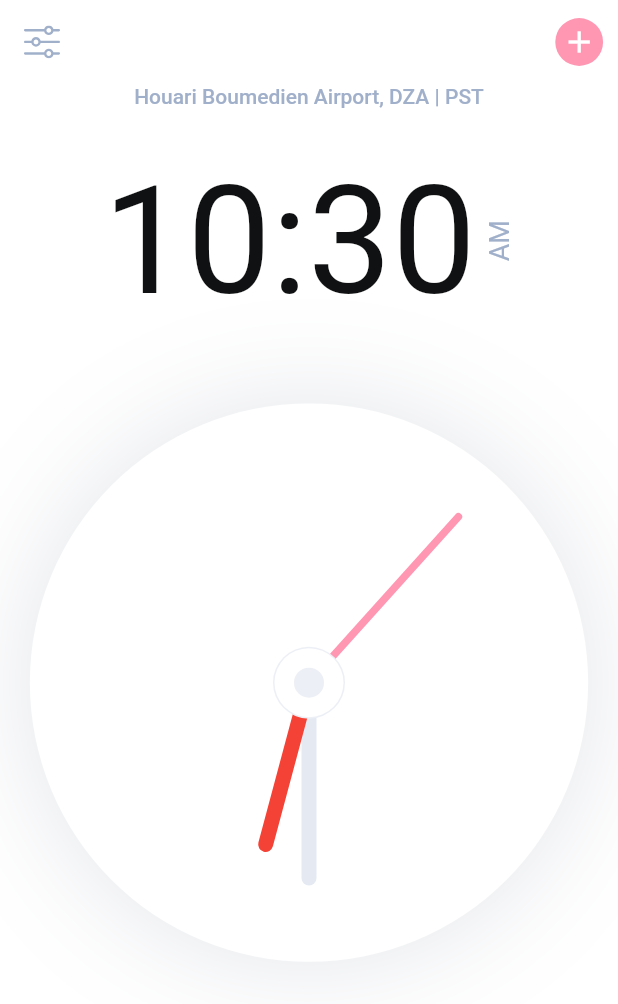
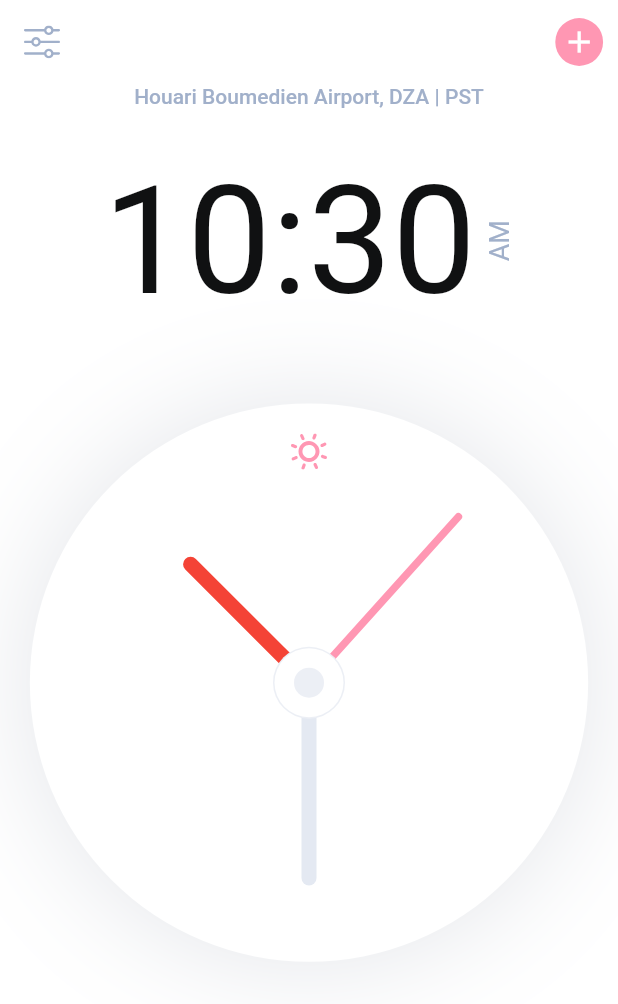
Before and after one commit to honeyBeexO/clocky, a Flutter app: the screen it shows after launch, on a phone screen of 412 x 824 dp. Shown: the top 1004 px of the screen. Run offline on Flutter 3.47's test engine with Material 2 defaults, Android fonts, the phone set to English and light mode, and no system bars; our stand-ins replace flutter_svg, google_fonts.

Commit message:
Adding the provider package changing theme using provider Managing state

```diff
--- a/lib/main.dart
+++ b/lib/main.dart
@@ -1,4 +1,6 @@
+import 'package:analog_clock/models/my_theme_provider.dart';
 import 'package:flutter/material.dart';
+import 'package:provider/provider.dart';
 
 import 'screens/home_screen.dart';
 import 'theme.dart';
@@ -11,13 +13,18 @@ class MyApp extends StatelessWidget {
   // This widget is the root of your application.
   @override
   Widget build(BuildContext context) {
-    return MaterialApp(
-      debugShowCheckedModeBanner: false,
-      title: 'Analog Clock',
-      theme: themeData(context),
-      darkTheme: darkThemeData(context),
-      themeMode: ThemeMode.light,
-      home: HomeScreen(),
+    return ChangeNotifierProvider(
+      create: (context) => MyThemeModel(),
+      child: Consumer<MyThemeModel>(
+        builder: (context, theme, child) => MaterialApp(
+          debugShowCheckedModeBanner: false,
+          title: 'Analog Clock',
+          theme: themeData(context),
+          darkTheme: darkThemeData(context),
+          themeMode: theme.isLightTheme ? ThemeMode.light : ThemeMode.dark,
+          home: HomeScreen(),
+        ),
+      ),
     );
   }
 }
--- /dev/null
+++ b/lib/models/my_theme_provider.dart
@@ -0,0 +1,12 @@
+import 'package:flutter/material.dart';
+
+class MyThemeModel extends ChangeNotifier {
+  bool _isLightTheme = true;
+
+  void changeThem() {
+    _isLightTheme = !_isLightTheme;
+    notifyListeners();
+  }
+
+  bool get isLightTheme => _isLightTheme;
+}
--- a/lib/screens/components/clock.dart
+++ b/lib/screens/components/clock.dart
@@ -1,7 +1,10 @@
 import 'dart:async';
 import 'dart:math';
 
+import 'package:analog_clock/models/my_theme_provider.dart';
 import 'package:flutter/material.dart';
+import 'package:flutter_svg/svg.dart';
+import 'package:provider/provider.dart';
 
 import '../../constants.dart';
 import '../../size_config.dart';
@@ -27,7 +30,9 @@ class _ClockState extends State<Clock> {
 
   @override
   Widget build(BuildContext context) {
-    return Padding(
+    return Stack(
+      children: [
+        Padding(
           padding: EdgeInsets.symmetric(
             horizontal: getProportionateScreenWidth(20),
           ),
@@ -55,6 +60,26 @@ class _ClockState extends State<Clock> {
               ),
             ),
           ),
+        ),
+        Positioned(
+          top: 20,
+          left: 0,
+          right: 0,
+          child: Consumer<MyThemeModel>(
+            builder: (context, theme, child) => InkWell(
+              onTap: () => theme.changeThem(),
+              child: SvgPicture.asset(
+                theme.isLightTheme
+                    ? 'assets/icons/Sun.svg'
+                    : 'assets/icons/Moon.svg',
+                color: Theme.of(context).primaryColor,
+                height: 24,
+                width: 24,
+              ),
+            ),
+          ),
+        ),
+      ],
     );
   }
 }
--- a/lib/screens/components/clock_painter.dart
+++ b/lib/screens/components/clock_painter.dart
@@ -41,11 +41,11 @@ class ClockPainter extends CustomPainter {
     double hourHandX = centerX +
         size.width *
             0.3 *
-            cos((dateTime.minute * 30 + dateTime.minute * 0.5) * pi / 180);
+            cos((dateTime.hour * 30 + dateTime.minute * 0.5) * pi / 180);
     double hourHandY = centerY +
         size.width *
             0.3 *
-            sin((dateTime.minute * 30 + dateTime.minute * 0.5) * pi / 180);
+            sin((dateTime.hour * 30 + dateTime.minute * 0.5) * pi / 180);
     canvas.drawLine(center, Offset(hourHandX, hourHandY), hourPaintBrush);
     // // 60sec ==> 360deg
     // //1sec ==> 360/60 == 6deg
```
Lines whose indentation alone changed are shown as unchanged.
